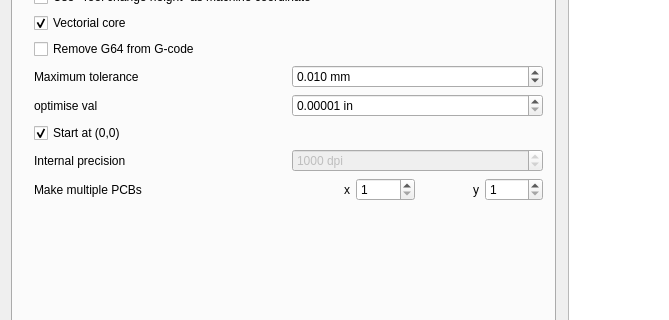
Before: the Qt Designer form mainwindow.ui in pcb2gcode/pcb2gcodeGUI, drawn with Qt 5; both pictures show x 0 to 669 and y 200 to 520 of the 907 by 709 pixel window.
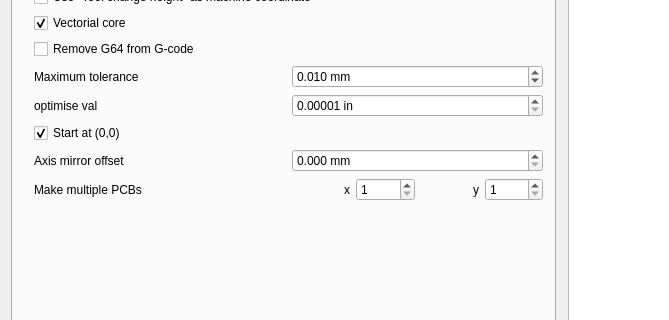
After: the same form once the commit is applied.

Commit message: Change obsoleted --dpi to --mirror-axis

Diff of the .ui file:
```diff
--- a/mainwindow.ui
+++ b/mainwindow.ui
@@ -690,7 +690,7 @@
               <string>&lt;html&gt;&lt;head/&gt;&lt;body&gt;&lt;p&gt;&lt;span style=&quot; font-style:italic;&quot;&gt;--dpi&lt;/span&gt;&lt;/p&gt;&lt;p&gt;Resolution used internally&lt;/p&gt;&lt;/body&gt;&lt;/html&gt;</string>
              </property>
              <property name="text">
-              <string>Internal precision</string>
+              <string>Axis mirror offset</string>
              </property>
              <property name="buddy">
               <cstring>dpiSpinBox</cstring>
@@ -698,27 +698,30 @@
             </widget>
            </item>
            <item row="10" column="1">
-            <widget class="QSpinBox" name="dpiSpinBox">
+            <widget class="QDoubleSpinBox" name="mirroraxisDoubleSpinBox">
              <property name="enabled">
-              <bool>false</bool>
+              <bool>true</bool>
              </property>
              <property name="toolTip">
               <string>&lt;html&gt;&lt;head/&gt;&lt;body&gt;&lt;p&gt;&lt;span style=&quot; font-style:italic;&quot;&gt;--dpi&lt;/span&gt;&lt;/p&gt;&lt;p&gt;Resolution used internally&lt;/p&gt;&lt;/body&gt;&lt;/html&gt;</string>
              </property>
              <property name="suffix">
-              <string> dpi</string>
+              <string> mm </string>
+             </property>
+             <property name="decimals">
+              <number>3</number>
              </property>
              <property name="minimum">
-              <number>1</number>
+              <double>0.000000000000000</double>
              </property>
              <property name="maximum">
-              <number>10000</number>
+              <double>10000.000000000000000</double>
              </property>
              <property name="singleStep">
               <number>100</number>
              </property>
              <property name="value">
-              <number>1000</number>
+              <double>0.000000000000000</double>
              </property>
             </widget>
            </item>
```
Left out of the diff: 14 changed lines with no effect on the pictures. The commit also changes 1 other file.
